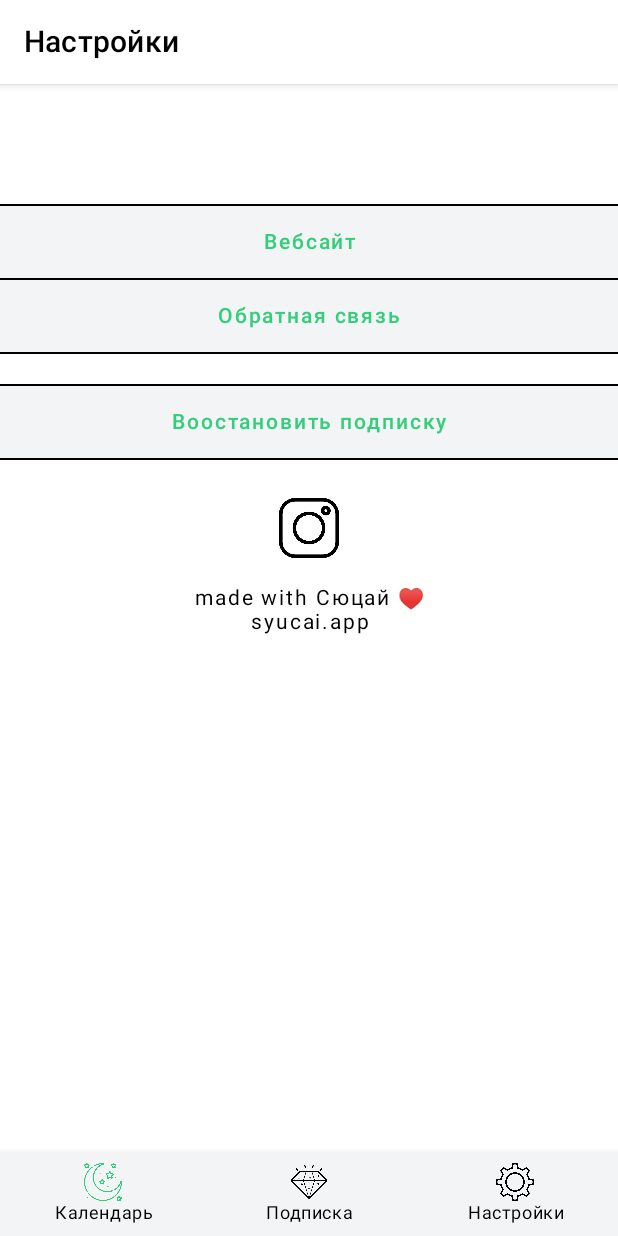
After one commit to danila-kwork/kwork-moon-calendar, an Android app built with Jetpack Compose: the SettingsScreen screen opened through its navigation route, on a phone screen of 412 x 824 dp. The commit adds this screen. Run offline under Robolectric (Android 15) with nearby library versions, the phone set to English and light mode, and no system bars; our stand-ins replace Firebase (no records; nobody signed in at launch, a user with empty details on screens opened directly), Room's generated code, accompanist; 1 statement that could not run was skipped.

Commit message:
settings screen

```diff
--- a/Android/app/src/main/java/ru/mooncalendar/MainActivity.kt
+++ b/Android/app/src/main/java/ru/mooncalendar/MainActivity.kt
@@ -27,7 +27,8 @@ import ru.mooncalendar.ui.theme.*
 
 enum class BottomBar(val text: String, val iconId: Int) {
     CALENDAR("Календарь", R.drawable.moon),
-    PREMIUM("Подписка", R.drawable.premium)
+    PREMIUM("Подписка", R.drawable.premium),
+    SETTINGS("Настройки", R.drawable.setting)
 }
 
 class MainActivity : ComponentActivity() {
@@ -79,6 +80,8 @@ class MainActivity : ComponentActivity() {
                                                     navController.navigate("auth_screen")
                                                 }
                                             }
+                                            BottomBar.SETTINGS ->
+                                                navController.navigate("settings_screen")
                                         }
                                     },
                                     label = {
@@ -156,6 +159,10 @@ class MainActivity : ComponentActivity() {
                             composable("subscription_statement_screen"){
                                 SubscriptionStatementScreen()
                             }
+
+                            composable("settings_screen"){
+                                SettingsScreen()
+                            }
                         }
                     )
                 }
--- a/Android/app/src/main/java/ru/mooncalendar/screens/MainScreen.kt
+++ b/Android/app/src/main/java/ru/mooncalendar/screens/MainScreen.kt
@@ -126,7 +126,9 @@ fun MainScreen(
 
     LaunchedEffect(key1 = moonCalendar.lastOrNull(), block = {
         moonCalendar.lastOrNull()?.let {
-            systemUiController.setStatusBarColor(it.moonCalendarColor())
+            systemUiController.setStatusBarColor(
+                Color(0xFF155F4E)//it.moonCalendarColor()
+            )
         }
     })
 
@@ -196,8 +198,8 @@ fun MainScreen(
                             modifier = Modifier
                                 .height((screenHeightDp / 8).dp)
                                 .width(screenWidthDp.dp),
-                            tint = moonCalendar.firstOrNull()?.moonCalendarColor()
-                                ?: LocalContentColor.current.copy(alpha = LocalContentAlpha.current)
+                            tint = Color(0xFF155F4E) //moonCalendar.firstOrNull()?.moonCalendarColor()
+                                //?: LocalContentColor.current.copy(alpha = LocalContentAlpha.current)
                         )
 
                         Row(
@@ -366,7 +368,6 @@ fun MainScreen(
                             Text(
                                 text = getDayText(date = date.toLocalDate()).second,
                                 modifier = Modifier.padding(
-                                    vertical = 5.dp,
                                     horizontal = 15.dp
                                 ),
                                 color = primaryText()
@@ -375,10 +376,17 @@ fun MainScreen(
                             Text(
                                 text = getRecommendations(date = date.toLocalDate()),
                                 modifier = Modifier.padding(
-                                    vertical = 5.dp,
+                                    vertical = 2.dp,
                                     horizontal = 15.dp
                                 ),
                                 color = primaryText()
+                            )
+
+                            Text(
+                                text = "Заметка",
+                                fontWeight = FontWeight.W900,
+                                modifier = Modifier.padding(horizontal = 15.dp, vertical = 3.dp),
+                                fontSize = 26.sp
                             )
 
                             Card(
@@ -392,7 +400,8 @@ fun MainScreen(
                                 }
                             ) {
                                 Text(
-                                    text = note?.description ?: "Что вы ощущаете и какие у вас отношения с окружающими в этот день",
+                                    text = note?.description
+                                        ?: "Пример текста: Что вы ощущаете и какие у вас отношения с окружающими в этот день?",
                                     color = primaryText(),
                                     modifier = Modifier.padding(10.dp)
                                 )
--- /dev/null
+++ b/Android/app/src/main/java/ru/mooncalendar/screens/SettingsScreen.kt
@@ -0,0 +1,213 @@
+package ru.mooncalendar.screens
+
+import android.annotation.SuppressLint
+import android.content.Intent
+import android.net.Uri
+import androidx.compose.foundation.background
+import androidx.compose.foundation.clickable
+import androidx.compose.foundation.layout.*
+import androidx.compose.foundation.lazy.LazyColumn
+import androidx.compose.material.*
+import androidx.compose.runtime.*
+import androidx.compose.ui.Alignment
+import androidx.compose.ui.Modifier
+import androidx.compose.ui.platform.LocalContext
+import androidx.compose.ui.res.painterResource
+import androidx.compose.ui.text.font.FontWeight
+import androidx.compose.ui.text.style.TextAlign
+import androidx.compose.ui.unit.dp
+import com.google.accompanist.systemuicontroller.rememberSystemUiController
+import com.google.firebase.auth.ktx.auth
+import com.google.firebase.ktx.Firebase
+import ru.mooncalendar.R
+import ru.mooncalendar.common.openBrowser
+import ru.mooncalendar.data.auth.AuthRepository
+import ru.mooncalendar.data.auth.model.User
+import ru.mooncalendar.ui.theme.primaryBackground
+import ru.mooncalendar.ui.theme.primaryText
+import ru.mooncalendar.ui.theme.secondaryBackground
+
+
+@SuppressLint("UnusedMaterialScaffoldPaddingParameter", "IntentReset")
+@Composable
+fun SettingsScreen(
+
+) {
+    val context = LocalContext.current
+    val authRepository = remember(::AuthRepository)
+    var user by remember { mutableStateOf<User?>(null) }
+    val auth = remember(Firebase::auth)
+
+    val systemUiController = rememberSystemUiController()
+    val primaryBackground = primaryBackground()
+
+    val intentSend = remember {
+        Intent(Intent.ACTION_SENDTO).apply {
+            type = "plain/text"
+            data = Uri.parse("mailto:")
+            putExtra(Intent.EXTRA_EMAIL, arrayOf("Info@syucai.app"))
+            putExtra(Intent.EXTRA_SUBJECT, "subject")
+            putExtra(Intent.EXTRA_TEXT, "mail body")
+        }
+    }
+
+    LaunchedEffect(key1 = Unit, block = {
+
+        systemUiController.setStatusBarColor(
+            color = primaryBackground
+        )
+
+        try {
+            auth.currentUser?.let {
+                authRepository.getUser({
+                    user = it
+                })
+            }
+        }catch (_:Exception){}
+    })
+
+    Scaffold(
+        backgroundColor = primaryBackground(),
+        topBar = {
+            TopAppBar(
+                backgroundColor = primaryBackground(),
+                title = {
+                    Text(
+                        text = user?.email ?: "Настройки",
+                        color = primaryText()
+                    )
+                }
+            )
+        }
+    ) {
+        LazyColumn {
+            item {
+
+                Spacer(modifier = Modifier.height(50.dp))
+
+                Column(
+                    modifier = Modifier.background(secondaryBackground())
+                ) {
+                    user?.let {
+                        Divider(color = primaryText())
+
+                        Text(
+                            text = "Дата рождения",
+                            fontWeight = FontWeight.W900,
+                            modifier = Modifier.padding(5.dp)
+                        )
+
+                        Text(
+                            text = user?.birthday ?: "",
+                            fontWeight = FontWeight.W100,
+                            modifier = Modifier.padding(5.dp)
+                        )
+
+                        Divider(color = primaryText())
+                    }
+                }
+
+                Spacer(modifier = Modifier.height(30.dp))
+
+                Column(
+                    modifier = Modifier
+                        .background(secondaryBackground())
+                        .clickable {
+                            context.openBrowser("http://syucai.app")
+                        }
+                ) {
+                    Divider(color = primaryText())
+
+                    TextButton(onClick = { context.openBrowser("http://syucai.app") }) {
+                        Text(
+                            text = "Вебсайт",
+//                            fontWeight = FontWeight.W900,
+                            modifier = Modifier
+                                .padding(5.dp)
+                                .fillMaxWidth(),
+                            textAlign = TextAlign.Center
+                        )
+                    }
+                }
+
+                Column(
+                    modifier = Modifier.background(secondaryBackground())
+                ) {
+                    Divider(color = primaryText())
+
+                    TextButton(onClick = {
+                        context.startActivity(intentSend)
+                    }) {
+                        Text(
+                            text = "Обратная связь",
+//                            fontWeight = FontWeight.W900,
+                            modifier = Modifier
+                                .padding(5.dp)
+                                .fillMaxWidth(),
+                            textAlign = TextAlign.Center
+                        )
+                    }
+
+                    Divider(color = primaryText())
+                }
+
+                Spacer(modifier = Modifier.height(20.dp))
+
+                Column(
+                    modifier = Modifier
+                        .background(secondaryBackground())
+                        .clickable {
+
+                        }
+                ) {
+                    Divider(color = primaryText())
+
+                    TextButton(onClick = { /*TODO*/ }) {
+                        Text(
+                            text = "Воостановить подписку",
+//                            fontWeight = FontWeight.W900,
+                            modifier = Modifier
+                                .padding(5.dp)
+                                .fillMaxWidth(),
+                            textAlign = TextAlign.Center
+                        )
+                    }
+
+                    Divider(color = primaryText())
+                }
+
+                Spacer(modifier = Modifier.height(20.dp))
+
+                Column(
+                    modifier = Modifier.fillMaxWidth(),
+                    horizontalAlignment = Alignment.CenterHorizontally
+                ) {
+                    IconButton(onClick = {
+                        context.openBrowser("https://instagram.com/luna_syucai?igshid=NTdlMDg3MTY=")
+                    }) {
+                        Icon(
+                            painter = painterResource(id = R.drawable.instagram),
+                            contentDescription = null,
+                            tint = primaryText(),
+                            modifier = Modifier
+                                .padding(5.dp)
+                                .size(40.dp)
+                        )
+                    }
+
+                    TextButton(onClick = {
+                        context.openBrowser("syucai.app")
+                    }) {
+                        Text(
+                            text = "made with Сюцай ♥️\nsyucai.app",
+                            fontWeight = FontWeight.W400,
+                            modifier = Modifier.padding(5.dp),
+                            textAlign = TextAlign.Center,
+                            color = primaryText()
+                        )
+                    }
+                }
+            }
+        }
+    }
+}
```
Also changed, not shown: Android/app/src/main/java/ru/mooncalendar/data/auth/model/User.kt (+95 -74 lines), Android/app/src/main/java/ru/mooncalendar/data/moonCalendar/model/MoonCalendar.kt (+41 -41 lines), Android/app/src/main/java/ru/mooncalendar/screens/AuthScreen.kt (+4 -4 lines), Android/app/src/main/java/ru/mooncalendar/screens/CalendarScreen.kt (+58 -2 lines), Android/app/src/main/res/drawable-v24/instagram.png (added), Android/app/src/main/res/drawable-v24/settings.png (added).
